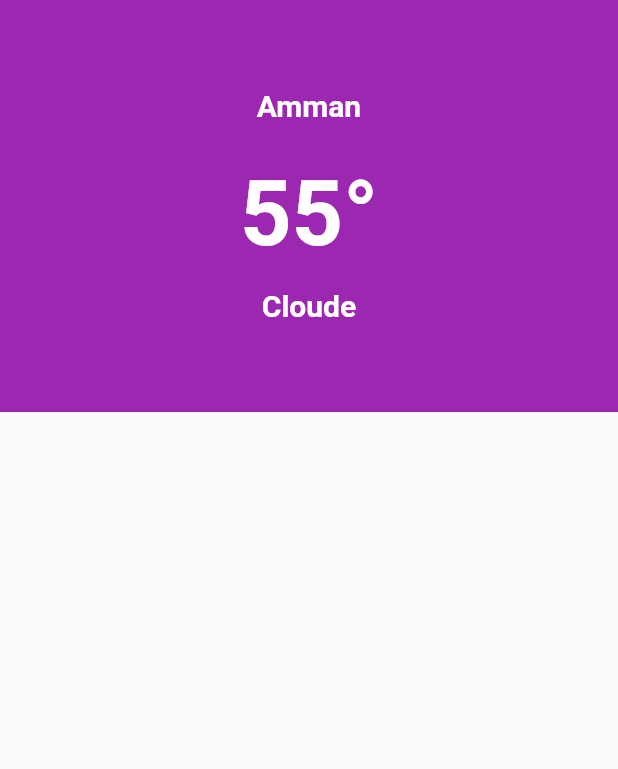
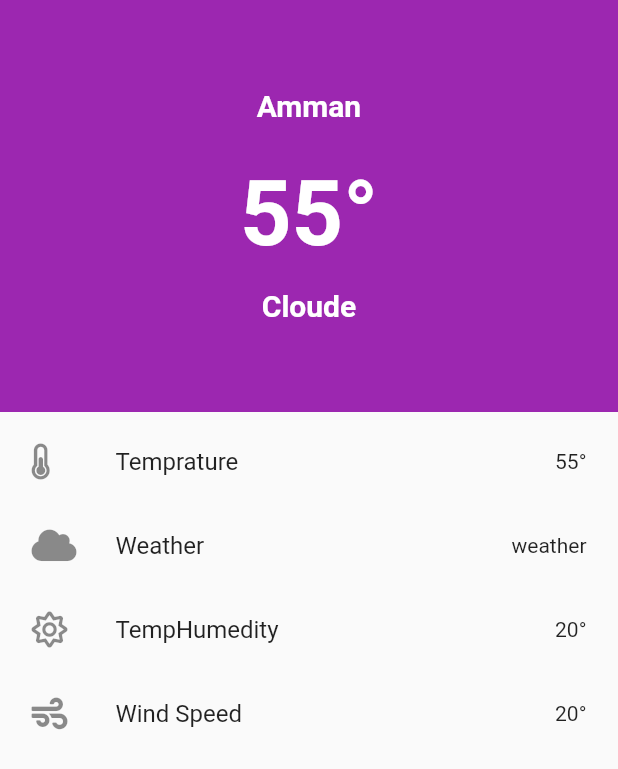
Before and after one commit to khsh90/weatherApp, a Flutter app: the screen it shows after launch, on a phone screen of 412 x 824 dp. Shown: the top 769 px of the screen. Run offline on Flutter 3.47's test engine with Material 2 defaults, Android fonts, the phone set to English and light mode, and no system bars; our stand-ins replace font_awesome_flutter.

Commit message:
weather details

```diff
--- a/watherapp/lib/main.dart
+++ b/watherapp/lib/main.dart
@@ -1,5 +1,5 @@
 import 'package:flutter/material.dart';
-import './screens/header.dart';
+import 'screens/weatherscreen.dart';
 
 void main() {
   runApp(const MyApp());
@@ -15,6 +15,6 @@ class MyApp extends StatelessWidget {
         theme: ThemeData(
           primarySwatch: Colors.blue,
         ),
-        home: Header());
+        home: WeatherScreen());
   }
 }
--- a/watherapp/lib/screens/header.dart
+++ /dev/null
@@ -1,12 +0,0 @@
-import 'package:flutter/material.dart';
-import '../widgets/headerdesign.dart';
-
-class Header extends StatelessWidget {
-
-  @override
-  Widget build(BuildContext context) {
-    return  Scaffold(
-      body: HeaderDesign(),
-    );
-  }
-}
--- /dev/null
+++ b/watherapp/lib/screens/weatherscreen.dart
@@ -0,0 +1,16 @@
+import 'package:flutter/material.dart';
+import '../widgets/headerdesign.dart';
+import '../widgets/weatherdetails.dart';
+
+class WeatherScreen extends StatelessWidget {
+  @override
+  Widget build(BuildContext context) {
+    return Scaffold(
+        body: Column(
+      children: [
+        HeaderDesign(),
+        Expanded(child: WeatherDetails()),
+      ],
+    ));
+  }
+}
--- a/watherapp/lib/widgets/headerdesign.dart
+++ b/watherapp/lib/widgets/headerdesign.dart
@@ -5,9 +5,7 @@ import 'package:flutter/material.dart';
 class HeaderDesign extends StatelessWidget {
   @override
   Widget build(BuildContext context) {
-    return Column(
-      children: [
-        Container(
+    return Container(
       height: MediaQuery.of(context).size.height / 3,
       width: MediaQuery.of(context).size.width,
       color: Colors.purple,
@@ -28,9 +26,7 @@ class HeaderDesign extends StatelessWidget {
           Text(
             '55\u00B0',
             style: TextStyle(
-                    fontSize: 60,
-                    fontWeight: FontWeight.w600,
-                    color: Colors.white),
+                fontSize: 60, fontWeight: FontWeight.w600, color: Colors.white),
           ),
           Padding(
             padding: EdgeInsets.only(top: 15),
@@ -44,8 +40,6 @@ class HeaderDesign extends StatelessWidget {
           )
         ],
       ),
-        )
-      ],
     );
   }
 }
--- /dev/null
+++ b/watherapp/lib/widgets/weatherdetails.dart
@@ -0,0 +1,34 @@
+import 'package:flutter/material.dart';
+import 'package:font_awesome_flutter/font_awesome_flutter.dart';
+
+class WeatherDetails extends StatelessWidget {
+  const WeatherDetails({Key? key}) : super(key: key);
+
+  @override
+  Widget build(BuildContext context) {
+    return Padding(
+        padding: const EdgeInsets.all(5),
+        child: ListView(children: const [
+          ListTile(
+            leading: FaIcon(FontAwesomeIcons.thermometerHalf),
+            title: Text('Temprature'),
+            trailing: Text('55\u00B0'),
+          ),
+          ListTile(
+            leading: FaIcon(FontAwesomeIcons.cloud),
+            title: Text('Weather'),
+            trailing: Text('weather'),
+          ),
+          ListTile(
+            leading: FaIcon(FontAwesomeIcons.sun),
+            title: Text('TempHumedity'),
+            trailing: Text('20\u00B0'),
+          ),
+          ListTile(
+            leading: FaIcon(FontAwesomeIcons.wind),
+            title: Text('Wind Speed'),
+            trailing: Text('20\u00B0'),
+          )
+        ]));
+  }
+}
--- a/watherapp/pubspec.yaml
+++ b/watherapp/pubspec.yaml
@@ -38,6 +38,8 @@ dependencies:
 dev_dependencies:
   flutter_test:
     sdk: flutter
+  font_awesome_flutter: ^9.2.0
+  http: ^0.13.4
 
   # The "flutter_lints" package below contains a set of recommended lints to
   # encourage good coding practices. The lint set provided by the package is
```
Also changed, not shown: watherapp/pubspec.lock. Lines whose indentation alone changed are shown as unchanged.
